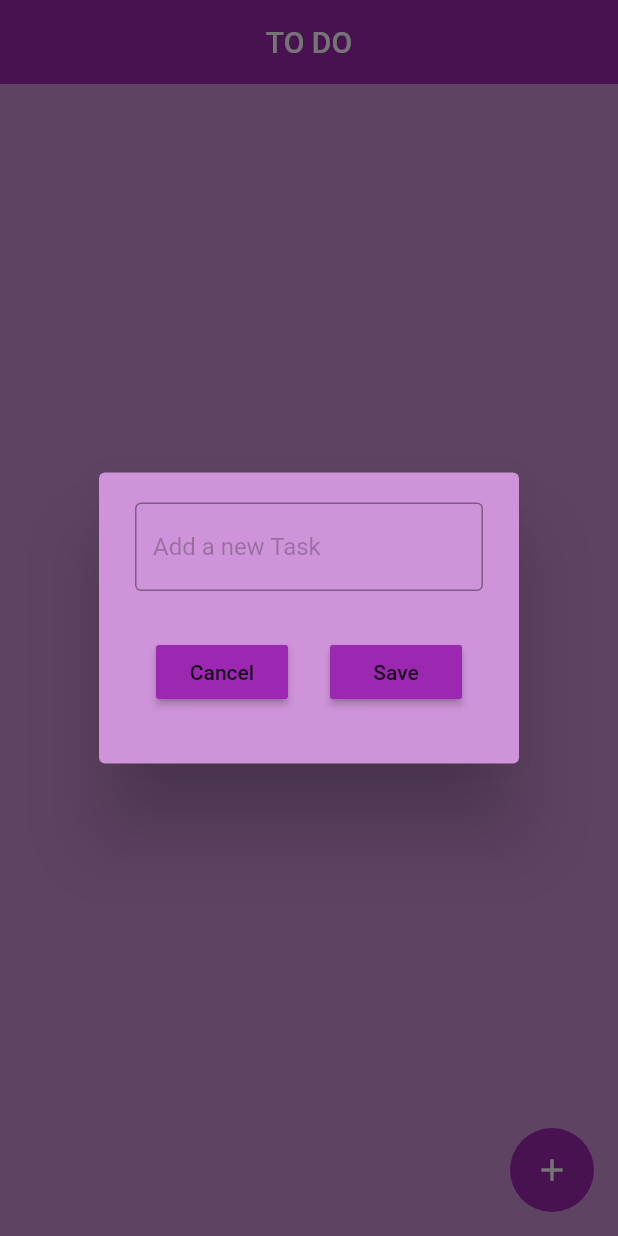
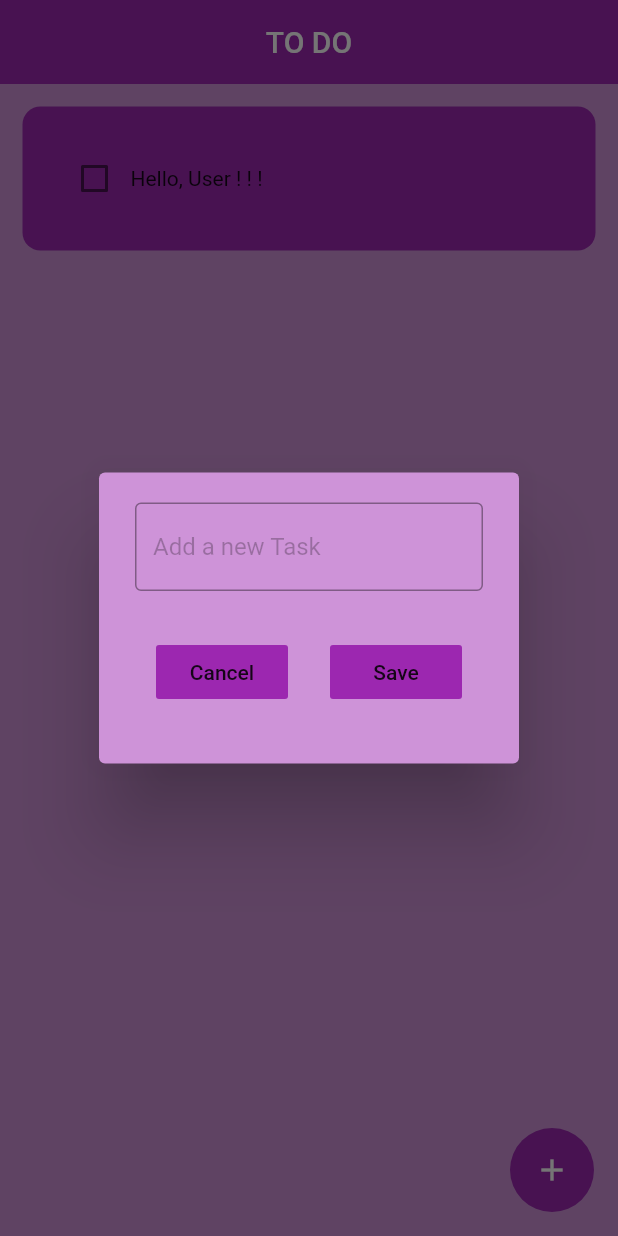
Before and after one commit to DmitryBurov1911/todo, a Flutter app: the screen it shows after launch, after a tap on the "add" icon, on a phone screen of 412 x 824 dp. Run offline on Flutter 3.47's test engine with Material 2 defaults, Android fonts, the phone set to English and light mode, and no system bars; drawn by our look-alikes of flutter_slidable; our stand-ins replace hive_flutter; accounts and stored records are empty.

Commit message:
first commit

```diff
--- a/lib/data/database.dart
+++ b/lib/data/database.dart
@@ -3,12 +3,19 @@ import 'package:hive_flutter/adapters.dart.';
 class ToDoDataBase {
   List toDoList = [];
 
-  final _myBox = Hive.openBox('mybox');
+  final _myBox = Hive.box('mybox');
 
   void createInitialData() {
     toDoList = [
-      ["value", false],
-      ["create", false],
+      ["Hello, User ! ! !", false],
     ];
   }
+
+  void loadData() {
+    toDoList = _myBox.get("TODOLIST");
+  }
+
+  void updateDataBase() {
+    _myBox.put("TODOLIST", toDoList);
+  }
 }
--- a/lib/screens/homePage.dart
+++ b/lib/screens/homePage.dart
@@ -12,8 +12,19 @@ class HomePage extends StatefulWidget {
 }
 
 class _HomePageState extends State<HomePage> {
-  final _myBox = Hive.openBox('mybox');
+  final _myBox = Hive.box('mybox');
   ToDoDataBase db = ToDoDataBase();
+
+  @override
+  void initState() {
+    if (_myBox.get("TODOLIST") == null) {
+      db.createInitialData();
+    } else {
+      db.loadData();
+    }
+
+    super.initState();
+  }
 
   final _controller = TextEditingController();
 
@@ -21,6 +32,7 @@ class _HomePageState extends State<HomePage> {
     setState(() {
       db.toDoList[index][1] = !db.toDoList[index][1];
     });
+    db.updateDataBase();
   }
 
   void saveNewTask() {
@@ -28,6 +40,7 @@ class _HomePageState extends State<HomePage> {
       db.toDoList.add([_controller.text, false]);
       _controller.clear();
     });
+    db.updateDataBase();
     Navigator.of(context).pop();
   }
 
@@ -41,12 +54,14 @@ class _HomePageState extends State<HomePage> {
             onCancel: Navigator.of(context).pop,
           );
         });
+    db.updateDataBase();
   }
 
   void deleteTask(index) {
     setState(() {
       db.toDoList.removeAt(index);
     });
+    db.updateDataBase();
   }
 
   @override
--- a/lib/util/button.dart
+++ b/lib/util/button.dart
@@ -16,6 +16,7 @@ class AppButton extends StatelessWidget {
         onPressed: onPressed,
         color: Theme.of(context).primaryColor,
         child: Text(text),
+        elevation: 0,
     );
   }
 }
```
